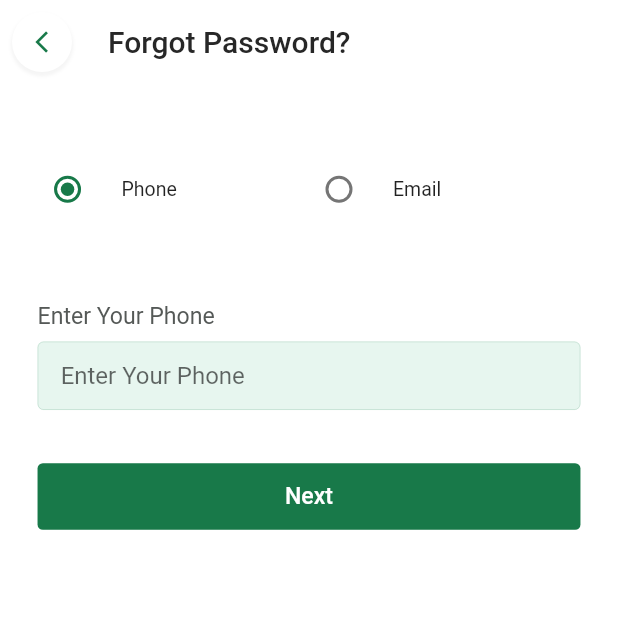
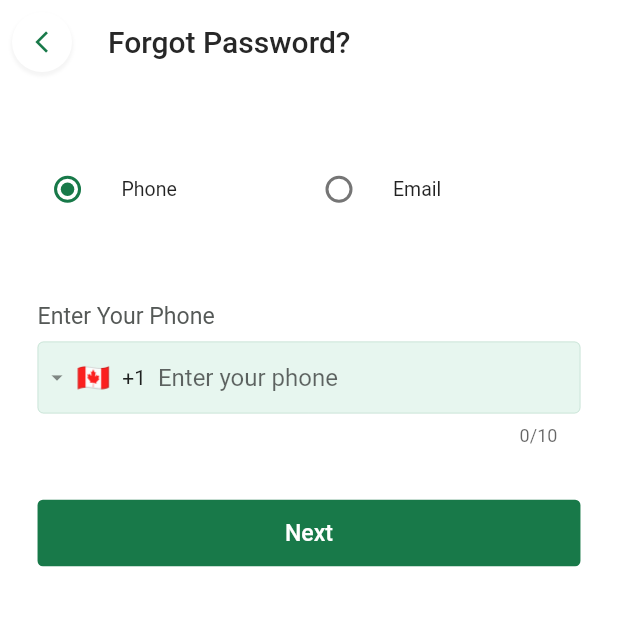
Before and after one commit to MdAsifUrRahmanAbir/hiredo, a Flutter app: the ForegPasswordPage screen opened by its route, on a phone screen of 412 x 824 dp, the top half of it. Run offline on Flutter 3.47's test engine with Material 2 defaults, Android fonts, the phone set to English and light mode, and no system bars; drawn by our look-alikes of intl_phone_field; our stand-ins replace carousel_slider, connectivity_plus, dots_indicator, dropdown_button2, dropdown_search, flutter_rating_bar and 17 more; missing offline and left inert: flutter_stripe, flutter_verification_code; accounts and stored records are empty.

Commit message:
update res and forgot password

```diff
--- a/lib/Screens/ForgetPasswordScreen/forgotpasswordpage.dart
+++ b/lib/Screens/ForgetPasswordScreen/forgotpasswordpage.dart
@@ -8,6 +8,7 @@ import 'package:google_fonts/google_fonts.dart';
 
 import 'package:homelyknock/Screens/ForgetPasswordScreen/Controller/forget_controller.dart';
 import 'package:homelyknock/Screens/SettingsScreen/setting_page.dart';
+import 'package:intl_phone_field/intl_phone_field.dart';
 
 import '../../utils/colors.dart';
 import '../ResistrationScreen/component/custome_text_field.dart';
@@ -119,7 +120,40 @@ class ForegPasswordPage extends StatelessWidget {
               Obx(
                 () => Form(
                   key: _formKey,
-                  child: CustomeTextField(
+                  child: _forgetController.userType.value == "phone"
+                      ? IntlPhoneField(
+                          decoration: InputDecoration(
+                            filled: true,
+                            isDense: true,
+                            contentPadding: EdgeInsets.symmetric(
+                                vertical: 15.h, horizontal: 16.w),
+                            fillColor:
+                                const Color(0xFFD9F1E5).withOpacity(0.62),
+                            focusedBorder: OutlineInputBorder(
+                                borderSide: BorderSide(
+                                    color: const Color(0xFF187949)
+                                        .withOpacity(0.2),
+                                    width: 0.5)),
+                            enabledBorder: OutlineInputBorder(
+                                borderSide: BorderSide(
+                                    color: const Color(0xFF187949)
+                                        .withOpacity(0.2),
+                                    width: 0.5)),
+                            border: OutlineInputBorder(
+                                borderSide: BorderSide(
+                                    color: const Color(0xff187949)
+                                        .withOpacity(0.2),
+                                    width: 0)),
+                            hintText: "Enter your phone",
+
+                          ),
+                          initialCountryCode: 'CA',
+                          onChanged: (phone) {
+                            _forgetController.phoneController.text=phone.completeNumber;
+                            debugPrint(_forgetController.phoneController.text);
+                          },
+                        )
+                      : CustomeTextField(
                           validator: (value) {
                             if (value!.isEmpty) {
                               return 'Field is Empty';
@@ -127,9 +161,7 @@ class ForegPasswordPage extends StatelessWidget {
                             return null;
                           },
                           controller: _forgetController.phoneController,
-                    hintText: _forgetController.userType.value == "phone"
-                        ? 'Enter Your Phone'
-                        : 'Enter Your Email',
+                          hintText: 'Enter Your Email',
                         ),
                 ),
               ),
--- a/lib/Services/api_component.dart
+++ b/lib/Services/api_component.dart
@@ -94,3 +94,4 @@ String resetPasswordEmailOptPost = 'https://hiredo.com/reset-password-otp/';
 
 // Foeget password
 String forgetPasswordPostApi = "${baseUrl}reset-password/";
+String checkOtpApi="${baseUrl}verify-reset-otp/";
--- a/lib/Services/api_services.dart
+++ b/lib/Services/api_services.dart
@@ -996,4 +996,7 @@ static realTimeServiceSearch(String serviceName,String location)async{
 }
 
 
+
+
+
 }
--- a/pubspec.yaml
+++ b/pubspec.yaml
@@ -69,6 +69,7 @@ dependencies:
   flutter_typeahead: ^4.3.8
   geocoding: ^2.1.0
   connectivity_plus: ^3.0.6
+  intl_phone_field: ^3.1.0
 
 
 
```
Also changed, not shown: lib/Screens/EmailVerifiyScreen/Controller/verifyController.dart (+54 -0 lines), lib/Screens/EmailVerifiyScreen/enterverificationpage.dart (+15 -6 lines), lib/Screens/ForgetPasswordScreen/Controller/forget_controller.dart (+6 -5 lines), lib/Screens/ResistrationScreen/registrationpage.dart (+42 -10 lines), lib/Services/api_services_by_limon.dart (+38 -15 lines), pubspec.lock. Lines whose indentation alone changed are shown as unchanged.
